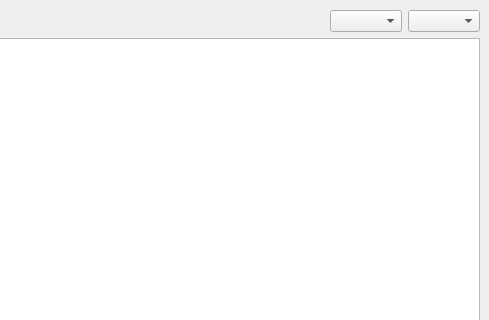
Above: src/ui/ui_room_scene.ui from trung-kieen/hotel-booking-system before the change; both pictures show x 311 to 800 and y 0 to 320 of the 800 by 600 pixel window. Below: the same form after it.
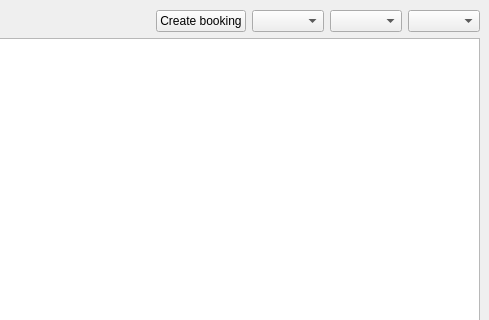
That is the form after the change.

Commit message: feat: ✨ get room id current from qsqlmodel

What changed in the file:
```diff
--- a/src/ui/ui_room_scene.ui
+++ b/src/ui/ui_room_scene.ui
@@ -50,6 +50,16 @@
           </property>
          </spacer>
         </item>
+        <item>
+         <widget class="QPushButton" name="btnCreatBooking">
+          <property name="text">
+           <string>Create booking</string>
+          </property>
+         </widget>
+        </item>
+        <item>
+         <widget class="QComboBox" name="cmbLockStatus"/>
+        </item>
         <item>
          <widget class="QComboBox" name="cmbRoomType"/>
         </item>
```
Left out of the diff: 10 changed lines with no effect on the pictures. The commit also changes 9 other files.
